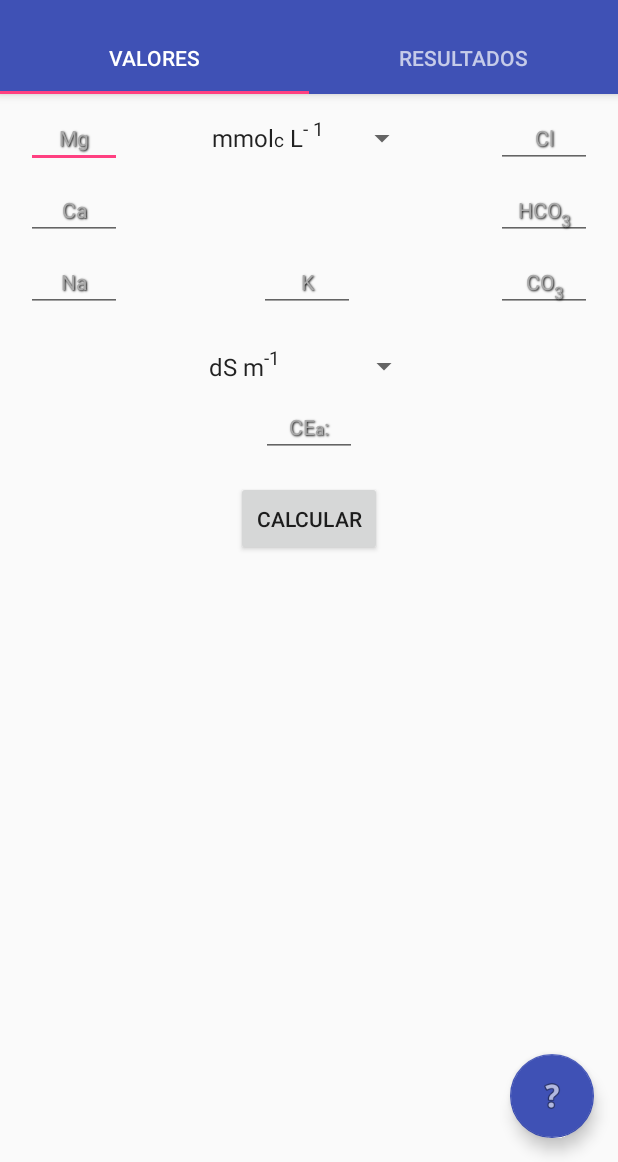
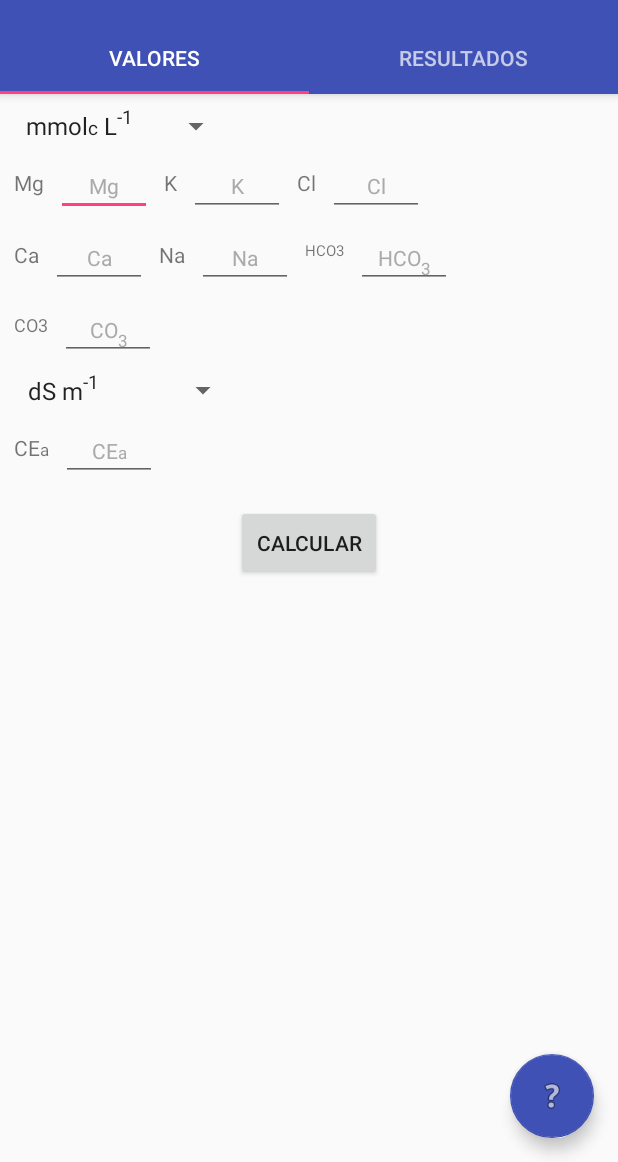
Before and after one commit to ArlanMDs/QWater, an Android app: the screen it shows after launch (MainActivity), on a phone screen of 412 x 824 dp, the part 74-1236 px from its top. Run offline under Robolectric (Android 15) with nearby library versions, the phone set to English and light mode, and no system bars; 14 statements that could not run were skipped.

Commit message:
melhoria no layout da tab1

```diff
--- a/app/src/main/java/br/com/ufersa/qwater/models/SARCalculator.java
+++ b/app/src/main/java/br/com/ufersa/qwater/models/SARCalculator.java
@@ -70,7 +70,7 @@ public class SARCalculator {
      */
     private void formatElementsUnit(int elementsUnit) {
         /*
-         spinners positions
+         spinner positions
          molecules:
          mmol/l = 0
          mg/l = 1
@@ -121,6 +121,7 @@ public class SARCalculator {
         */
 
         //Caso estiver no formato uS/cm, é necessário dividir por 1000 para transformar em dS/m.
+        //dS/m e mS/cm são valores equivalentes
         if(CEaUnit == 2)
             CEa = CEa / 1000;
 
@@ -132,7 +133,7 @@ public class SARCalculator {
      */
     private Double calculateCorrectedCalcium(){
 
-        return (0.956 + (0.0564* CEa) + (1.0645 * (Math.pow(CEa,0.09565)))) * Math.pow((HCO3/Ca),-0.667);
+        return (0.956 + (0.0564 * CEa) + (1.0645 * (Math.pow(CEa,0.09565)))) * Math.pow((HCO3/Ca),-0.667);
     }
 /*
     /**
--- a/app/src/main/java/br/com/ufersa/qwater/models/UnitConverter.java
+++ b/app/src/main/java/br/com/ufersa/qwater/models/UnitConverter.java
@@ -4,6 +4,7 @@ package br.com.ufersa.qwater.models;
  * Classe responsável por converter unidades de concentração
  */
 public class UnitConverter {
+    //Valor das massas atômicas
     private final double Ca = 40.08, Mg = 24.31, K = 39.10, Na = 29.99, CO3 = 60.0089, HCO3 = 61.0168, Cl = 35.453;
 
     /**
--- a/app/src/main/res/layout/tab1.xml
+++ b/app/src/main/res/layout/tab1.xml
@@ -12,7 +12,6 @@
         android:id="@+id/layoutValores"
         android:layout_width="0dp"
         android:layout_height="wrap_content"
-        android:layout_margin="8dp"
         android:animateLayoutChanges="true"
         app:layout_constraintHorizontal_bias="1.0"
         app:layout_constraintLeft_toLeftOf="parent"
@@ -24,135 +23,125 @@
             android:layout_width="wrap_content"
             android:layout_height="wrap_content"
             android:layout_margin="8dp"
+            android:layout_marginStart="8dp"
+            android:layout_marginTop="8dp"
             android:ems="4"
             android:gravity="center"
             android:hint="Mg"
             android:inputType="numberDecimal"
-            android:shadowColor="@android:color/black"
-            android:shadowDx="1"
-            android:shadowDy="1"
-            android:shadowRadius="1"
             android:textColor="@android:color/black"
             android:textColorHint="@android:color/darker_gray"
             android:textSize="14sp"
-            app:layout_constraintBottom_toTopOf="@+id/Ca"
-            app:layout_constraintStart_toStartOf="parent" />
+            app:layout_constraintStart_toEndOf="@+id/textView9"
+            app:layout_constraintTop_toBottomOf="@+id/spinnerMolecules"
+            android:layout_marginLeft="8dp" />
 
         <EditText
             android:id="@+id/Ca"
             android:layout_width="wrap_content"
             android:layout_height="wrap_content"
             android:layout_margin="8dp"
+            android:layout_marginStart="8dp"
+            android:layout_marginTop="8dp"
             android:ems="4"
             android:gravity="center"
             android:hint="Ca"
             android:inputType="numberDecimal"
-            android:shadowColor="@android:color/black"
-            android:shadowDx="1"
-            android:shadowDy="1"
-            android:shadowRadius="1"
             android:textColor="@android:color/black"
             android:textColorHint="@android:color/darker_gray"
             android:textSize="14sp"
-            app:layout_constraintBottom_toTopOf="@+id/Na"
-            app:layout_constraintStart_toStartOf="parent" />
+            app:layout_constraintStart_toEndOf="@+id/textView10"
+            app:layout_constraintTop_toBottomOf="@+id/Mg"
+            android:layout_marginLeft="8dp" />
 
         <EditText
             android:id="@+id/Na"
             android:layout_width="wrap_content"
             android:layout_height="wrap_content"
             android:layout_margin="8dp"
+            android:layout_marginStart="8dp"
+            android:layout_marginTop="8dp"
             android:ems="4"
             android:gravity="center"
             android:hint="Na"
             android:inputType="numberDecimal"
-            android:shadowColor="@android:color/black"
-            android:shadowDx="1"
-            android:shadowDy="1"
-            android:shadowRadius="1"
             android:textColor="@android:color/black"
             android:textColorHint="@android:color/darker_gray"
             android:textSize="14sp"
-            app:layout_constraintBottom_toBottomOf="parent"
-            app:layout_constraintStart_toStartOf="parent" />
+            app:layout_constraintStart_toEndOf="@+id/textView5"
+            app:layout_constraintTop_toBottomOf="@+id/K"
+            android:layout_marginLeft="8dp" />
 
         <EditText
             android:id="@+id/K"
             android:layout_width="wrap_content"
             android:layout_height="wrap_content"
             android:layout_margin="8dp"
+            android:layout_marginStart="8dp"
+            android:layout_marginTop="8dp"
             android:ems="4"
             android:gravity="center"
             android:hint="K"
             android:inputType="numberDecimal"
-            android:shadowColor="@android:color/black"
-            android:shadowDx="1"
-            android:shadowDy="1"
-            android:shadowRadius="1"
             android:textColor="@android:color/black"
             android:textColorHint="@android:color/darker_gray"
             android:textSize="14sp"
-            app:layout_constraintBottom_toBottomOf="parent"
-            app:layout_constraintEnd_toStartOf="@+id/CO3"
-            app:layout_constraintHorizontal_bias="0.493"
-            app:layout_constraintStart_toEndOf="@+id/Na" />
+            app:layout_constraintStart_toEndOf="@+id/textView7"
+            app:layout_constraintTop_toBottomOf="@+id/spinnerMolecules"
+            android:layout_marginLeft="8dp" />
 
         <EditText
             android:id="@+id/Cl"
             android:layout_width="wrap_content"
             android:layout_height="wrap_content"
             android:layout_margin="8dp"
+            android:layout_marginStart="8dp"
+            android:layout_marginTop="8dp"
             android:ems="4"
             android:gravity="center"
             android:hint="Cl"
             android:inputType="numberDecimal"
-            android:shadowColor="@android:color/black"
-            android:shadowDx="1"
-            android:shadowDy="1"
-            android:shadowRadius="1"
             android:textColor="@android:color/black"
             android:textColorHint="@android:color/darker_gray"
             android:textSize="14sp"
-            app:layout_constraintBottom_toTopOf="@+id/HCO3"
-            app:layout_constraintEnd_toEndOf="parent" />
+            app:layout_constraintStart_toEndOf="@+id/textView8"
+            app:layout_constraintTop_toBottomOf="@+id/spinnerMolecules"
+            android:layout_marginLeft="8dp" />
 
         <EditText
             android:id="@+id/HCO3"
             android:layout_width="wrap_content"
             android:layout_height="wrap_content"
             android:layout_margin="8dp"
+            android:layout_marginStart="8dp"
+            android:layout_marginTop="8dp"
             android:ems="4"
             android:gravity="center"
             android:hint="@string/HCO3"
             android:inputType="numberDecimal"
-            android:shadowColor="@android:color/black"
-            android:shadowDx="1"
-            android:shadowDy="1"
-            android:shadowRadius="1"
             android:textColor="@android:color/black"
             android:textColorHint="@android:color/darker_gray"
             android:textSize="14sp"
-            app:layout_constraintBottom_toTopOf="@+id/CO3"
-            app:layout_constraintEnd_toEndOf="parent" />
+            app:layout_constraintStart_toEndOf="@+id/textView11"
+            app:layout_constraintTop_toBottomOf="@+id/Cl"
+            android:layout_marginLeft="8dp" />
 
         <EditText
             android:id="@+id/CO3"
             android:layout_width="wrap_content"
             android:layout_height="wrap_content"
             android:layout_margin="8dp"
+            android:layout_marginStart="8dp"
             android:ems="4"
             android:gravity="center"
             android:hint="@string/CO3"
             android:inputType="numberDecimal"
-            android:shadowColor="@android:color/black"
-            android:shadowDx="1"
-            android:shadowDy="1"
-            android:shadowRadius="1"
             android:textColor="@android:color/black"
             android:textColorHint="@android:color/darker_gray"
             android:textSize="14sp"
-            app:layout_constraintBottom_toBottomOf="parent"
-            app:layout_constraintEnd_toEndOf="parent" />
+            app:layout_constraintStart_toEndOf="@+id/textView12"
+            app:layout_constraintTop_toBottomOf="@+id/Ca"
+            android:layout_marginLeft="8dp" />
 
         <Spinner
             android:id="@+id/spinnerMolecules"
@@ -162,9 +151,87 @@
             android:layout_marginTop="8dp"
             android:drawSelectorOnTop="true"
             android:entries="@array/molecules"
-            app:layout_constraintEnd_toEndOf="parent"
             app:layout_constraintStart_toStartOf="parent"
             app:layout_constraintTop_toTopOf="parent" />
+
+        <TextView
+            android:id="@+id/textView10"
+            android:layout_width="wrap_content"
+            android:layout_height="wrap_content"
+            android:layout_marginStart="8dp"
+            android:layout_marginTop="16dp"
+            android:text="Ca"
+            app:layout_constraintStart_toStartOf="parent"
+            app:layout_constraintTop_toBottomOf="@+id/Mg"
+            android:layout_marginLeft="8dp" />
+
+        <TextView
+            android:id="@+id/textView5"
+            android:layout_width="wrap_content"
+            android:layout_height="wrap_content"
+            android:layout_marginStart="8dp"
+            android:layout_marginTop="16dp"
+            android:text="Na"
+            app:layout_constraintStart_toEndOf="@+id/Ca"
+            app:layout_constraintTop_toBottomOf="@+id/K"
+            android:layout_marginLeft="8dp" />
+
+        <TextView
+            android:id="@+id/textView9"
+            android:layout_width="wrap_content"
+            android:layout_height="wrap_content"
+            android:layout_marginStart="8dp"
+            android:layout_marginTop="16dp"
+            android:text="Mg"
+            app:layout_constraintStart_toStartOf="parent"
+            app:layout_constraintTop_toBottomOf="@+id/spinnerMolecules"
+            android:layout_marginLeft="8dp" />
+
+        <TextView
+            android:id="@+id/textView7"
+            android:layout_width="wrap_content"
+            android:layout_height="wrap_content"
+            android:layout_marginStart="8dp"
+            android:layout_marginTop="16dp"
+            android:text="K"
+            app:layout_constraintStart_toEndOf="@+id/Mg"
+            app:layout_constraintTop_toBottomOf="@+id/spinnerMolecules"
+            android:layout_marginLeft="8dp" />
+
+        <TextView
+            android:id="@+id/textView8"
+            android:layout_width="wrap_content"
+            android:layout_height="wrap_content"
+            android:layout_marginStart="8dp"
+            android:layout_marginTop="16dp"
+            android:text="Cl"
+            app:layout_constraintStart_toEndOf="@+id/K"
+            app:layout_constraintTop_toBottomOf="@+id/spinnerMolecules"
+            android:layout_marginLeft="8dp" />
+
+        <TextView
+            android:id="@+id/textView11"
+            android:layout_width="wrap_content"
+            android:layout_height="wrap_content"
+            android:layout_marginStart="8dp"
+            android:layout_marginTop="16dp"
+            android:text="HCO3"
+            android:textSize="10sp"
+            app:layout_constraintStart_toEndOf="@+id/Na"
+            app:layout_constraintTop_toBottomOf="@+id/Cl"
+            android:layout_marginLeft="8dp" />
+
+        <TextView
+            android:id="@+id/textView12"
+            android:layout_width="wrap_content"
+            android:layout_height="wrap_content"
+            android:layout_marginStart="8dp"
+            android:layout_marginTop="16dp"
+            android:text="CO3"
+            android:textSize="12sp"
+            app:layout_constraintStart_toStartOf="parent"
+            app:layout_constraintTop_toBottomOf="@+id/Ca"
+            android:layout_marginLeft="8dp" />
 
     </android.support.constraint.ConstraintLayout>
 
@@ -172,8 +239,6 @@
         android:id="@+id/layoutCEa"
         android:layout_width="0dp"
         android:layout_height="wrap_content"
-        android:layout_margin="8dp"
-        android:layout_marginTop="8dp"
         app:layout_constraintEnd_toEndOf="parent"
         app:layout_constraintHorizontal_bias="1.0"
         app:layout_constraintStart_toStartOf="parent"
@@ -184,19 +249,16 @@
             android:layout_width="wrap_content"
             android:layout_height="wrap_content"
             android:layout_margin="8dp"
+            android:layout_marginLeft="8dp"
+            android:layout_marginStart="8dp"
             android:ems="4"
             android:gravity="center"
-            android:hint="@string/CEa"
+            android:hint="@string/CEa2"
             android:inputType="numberDecimal"
-            android:shadowColor="@android:color/black"
-            android:shadowDx="1"
-            android:shadowDy="1"
-            android:shadowRadius="1"
             android:textColor="@android:color/black"
             android:textColorHint="@android:color/darker_gray"
             android:textSize="14sp"
-            app:layout_constraintEnd_toEndOf="parent"
-            app:layout_constraintStart_toStartOf="parent"
+            app:layout_constraintStart_toEndOf="@+id/textView13"
             app:layout_constraintTop_toBottomOf="@+id/spinnerCEa" />
 
         <Spinner
@@ -207,10 +269,19 @@
             android:drawSelectorOnTop="true"
             android:entries="@array/condutividade"
             android:padding="1dp"
-            app:layout_constraintEnd_toEndOf="parent"
-            app:layout_constraintHorizontal_bias="0.496"
             app:layout_constraintStart_toStartOf="parent"
             app:layout_constraintTop_toTopOf="parent" />
+
+        <TextView
+            android:id="@+id/textView13"
+            android:layout_width="wrap_content"
+            android:layout_height="wrap_content"
+            android:layout_marginLeft="8dp"
+            android:layout_marginStart="8dp"
+            android:layout_marginTop="16dp"
+            android:text="@string/CEa2"
+            app:layout_constraintStart_toStartOf="parent"
+            app:layout_constraintTop_toBottomOf="@+id/spinnerCEa" />
     </android.support.constraint.ConstraintLayout>
 
     <android.support.constraint.ConstraintLayout
--- a/app/src/main/res/layout/tab2.xml
+++ b/app/src/main/res/layout/tab2.xml
@@ -3,7 +3,7 @@
     xmlns:app="http://schemas.android.com/apk/res-auto"
     xmlns:tools="http://schemas.android.com/tools"
     android:layout_width="match_parent"
-    android:layout_height="match_parent"
+    android:layout_height="wrap_content"
     android:orientation="vertical">
 
     <LinearLayout
@@ -100,7 +100,8 @@
                 android:layout_marginTop="8dp"
                 android:text="@string/RAS"
                 app:layout_constraintStart_toStartOf="parent"
-                app:layout_constraintTop_toBottomOf="@+id/textView4" />
+                app:layout_constraintTop_toBottomOf="@+id/textView4"
+                android:layout_marginLeft="8dp" />
 
             <TextView
                 android:id="@+id/txtviewNormalSARResult"
@@ -109,7 +110,8 @@
                 android:layout_marginStart="8dp"
                 android:layout_marginTop="8dp"
                 app:layout_constraintStart_toEndOf="@+id/textView6"
-                app:layout_constraintTop_toBottomOf="@+id/txtviewSARClassification" />
+                app:layout_constraintTop_toBottomOf="@+id/txtviewSARClassification"
+                android:layout_marginLeft="8dp" />
 
         </android.support.constraint.ConstraintLayout>
 
@@ -117,7 +119,9 @@
             android:id="@+id/constraintLayout3"
             android:layout_width="match_parent"
             android:layout_height="match_parent"
-            android:layout_margin="8dp"
+            android:layout_marginBottom="8dp"
+            android:layout_marginEnd="8dp"
+            android:layout_marginStart="8dp"
             app:layout_constraintBottom_toBottomOf="parent"
             app:layout_constraintHorizontal_bias="0.502"
             app:layout_constraintLeft_toLeftOf="parent"
@@ -133,7 +137,8 @@
                 android:layout_marginTop="8dp"
                 android:text="@string/CEa"
                 app:layout_constraintStart_toStartOf="parent"
-                app:layout_constraintTop_toTopOf="parent" />
+                app:layout_constraintTop_toTopOf="parent"
+                android:layout_marginLeft="8dp" />
 
             <TextView
                 android:id="@+id/txtviewCEaValue"
@@ -142,7 +147,8 @@
                 android:layout_marginStart="8dp"
                 android:layout_marginTop="8dp"
                 app:layout_constraintStart_toEndOf="@+id/textView3"
-                app:layout_constraintTop_toTopOf="parent" />
+                app:layout_constraintTop_toTopOf="parent"
+                android:layout_marginLeft="8dp" />
 
             <TextView
                 android:id="@+id/textView2"
@@ -153,7 +159,8 @@
                 android:layout_marginTop="8dp"
                 android:text="@string/classeSalinidade"
                 app:layout_constraintStart_toStartOf="parent"
-                app:layout_constraintTop_toBottomOf="@+id/textView3" />
+                app:layout_constraintTop_toBottomOf="@+id/textView3"
+                android:layout_marginLeft="8dp" />
 
             <TextView
                 android:id="@+id/txtviewSalinityResults"
--- a/app/src/main/res/values/strings.xml
+++ b/app/src/main/res/values/strings.xml
@@ -34,13 +34,14 @@
     <string name="classificacao">Classificação: </string>
 
     <string name="CEa">CE<small>a</small>:</string>
+    <string name="CEa2">CE<small>a</small></string>
     <string name="HCO3">HCO<sub><small>3</small></sub></string>
     <string name="CO3">CO<sub><small>3</small></sub></string>
     <string name="RAS">RAS:</string>
 
     <!-- a ordem dos itens afeta o método formatUnits, em SARCalculator -->
     <string-array name="molecules">
-        <item>mmol<small>c</small> L<sup><small>- 1</small></sup></item>
+        <item>mmol<small>c</small> L<sup><small>-1</small></sup></item>
         <item>mg L<sup><small>-1</small></sup></item>
         <item>mEq L<sup><small>-1</small></sup></item>
     </string-array>
```
